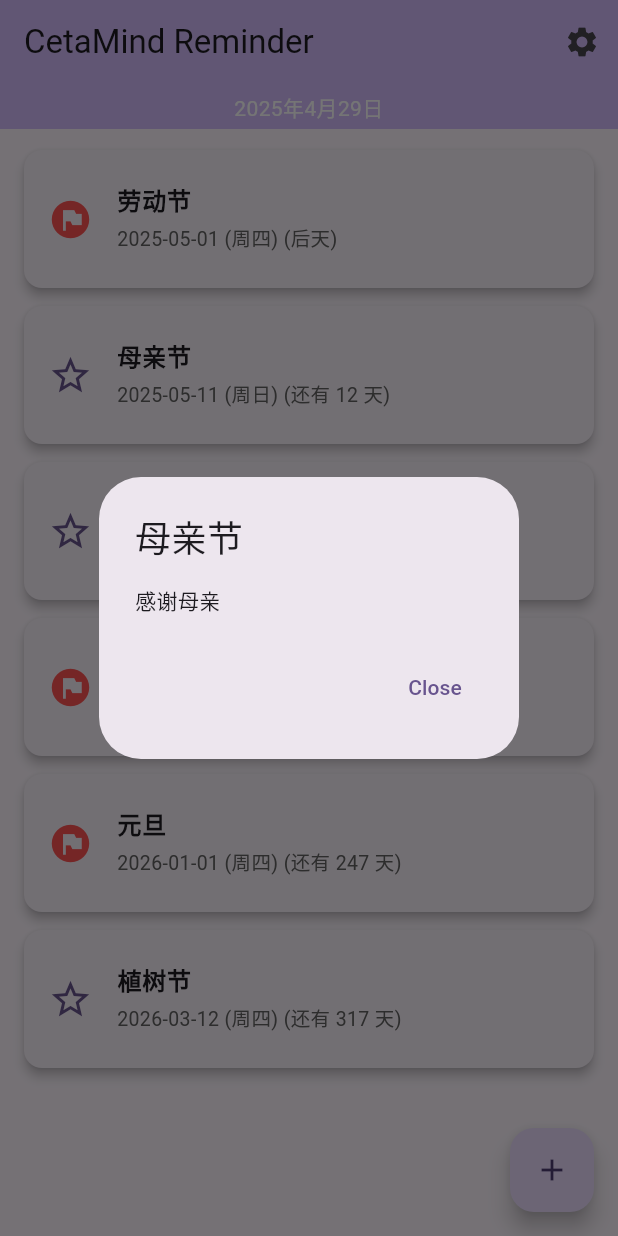
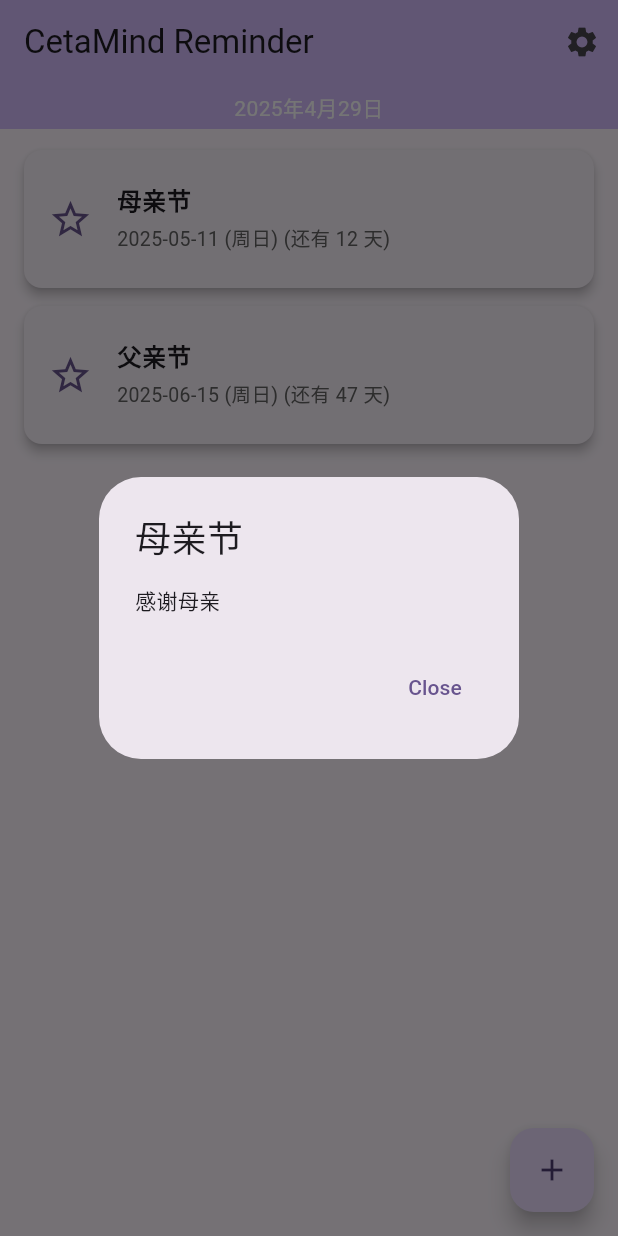
Before and after one commit to deloog/jinlin, a Flutter app: the screen it shows after launch, after a tap on "母亲节", on a phone screen of 412 x 824 dp. Run offline on Flutter 3.47's test engine with Material 3 defaults, Android fonts, the light colour scheme and no system bars; our stand-ins replace file_picker, flutter_dotenv, permission_handler, share_plus, shared_preferences, speech_to_text; missing offline and left inert: lunar; generated files the repository leaves out were written again.

Commit message:
优化本地化：根据语言环境显示农历信息，修复硬编码字符串

```diff
--- a/lib/main.dart
+++ b/lib/main.dart
@@ -86,7 +86,7 @@ if (_currentLocale == null) {
     }
     return MaterialApp(
       locale: _currentLocale,
-      title: '鲸灵提醒',
+      title: 'CetaMind Reminder',
       theme: ThemeData(
         colorScheme: ColorScheme.fromSeed(seedColor: Colors.deepPurple),
         useMaterial3: true,
@@ -98,7 +98,7 @@ if (_currentLocale == null) {
         GlobalCupertinoLocalizations.delegate,
       ],
       supportedLocales: AppLocalizations.supportedLocales,
-      home: const MyHomePage(title: '鲸灵提醒'),
+      home: const MyHomePage(title: 'CetaMind Reminder'),
       debugShowCheckedModeBanner: false,
     );
   }
@@ -551,17 +551,18 @@ Widget _buildHolidayCard(BuildContext context, SpecialDate holiday, DateTime upc
   DateTime now = DateTime.now();
   String formattedGregorianDate = holiday.formatUpcomingDate(upcomingDate, now); // 先获取公历和剩余天数
 
-  // --- 新增：计算农历日期 (仅当节日类型是农历时) ---
+  // --- 新增：计算农历日期 (仅当节日类型是农历且是中文环境时) ---
   String? lunarDateString;
-  if (holiday.calculationType == DateCalculationType.fixedLunar) {
+  if (holiday.calculationType == DateCalculationType.fixedLunar &&
+      Localizations.localeOf(context).languageCode == 'zh') {
     try {
       final solar = Solar.fromDate(upcomingDate); // 从公历日期获取 Solar 对象
       final lunar = solar.getLunar(); // 获取对应的 Lunar 对象
       // 格式化农历字符串
-      lunarDateString = '农历 ${lunar.getMonthInChinese()}月${lunar.getDayInChinese()}';
+      lunarDateString = '${l10n.lunar} ${lunar.getMonthInChinese()}月${lunar.getDayInChinese()}';
     } catch (e) {
-      print("Error formatting lunar date for ${holiday.name}: $e");
       // 如果出错，就不显示农历
+      debugPrint("Error formatting lunar date for ${holiday.name}: $e");
     }
   }
   return Card(
@@ -757,7 +758,7 @@ Widget _buildHolidayCard(BuildContext context, SpecialDate holiday, DateTime upc
 
     String fullDateString = gregorianDateString; // 默认只显示公历
 
-    // 如果是中文环境，则添加农历
+    // 只在中文环境显示农历信息
     if (locale.languageCode == 'zh') {
       final solar = Solar.fromDate(now); // 使用 lunar 包从公历日期创建 Solar 对象
       final lunar = solar.getLunar(); // 获取对应的 Lunar 对象
@@ -765,12 +766,7 @@ Widget _buildHolidayCard(BuildContext context, SpecialDate holiday, DateTime upc
       // 格式化农历字符串 (可以自定义)
       // lunar.getMonthInChinese() 获取中文月份 (如 正月, 二月)
       // lunar.getDayInChinese() 获取中文日期 (如 初一, 十五, 廿二)
-      // lunar.getYearInGanZhi() 获取干支年 (如 甲辰)
-      // lunar.getYearShengXiao() 获取生肖年 (如 龙)
-      // lunar.getJieQi() 获取当前节气 (如果有)
-      final lunarDateString = '农历 ${lunar.getMonthInChinese()}月${lunar.getDayInChinese()}'; // 基础格式
-      // 可以根据需要添加更多信息:
-      // final lunarDateString = '农历 ${lunar.getYearInGanZhi()}${lunar.getYearShengXiao()}年 ${lunar.getMonthInChinese()}月${lunar.getDayInChinese()}';
+      final lunarDateString = '${l10n.lunar} ${lunar.getMonthInChinese()}月${lunar.getDayInChinese()}'; // 基础格式
 
       fullDateString += ' $lunarDateString'; // 拼接公历和农历
 
@@ -942,7 +938,7 @@ Future<void> _prepareTimelineItems() async {
       // 再将加载的 Reminder 转换为 TimelineItem
       final reminderTimelineItems = currentReminders.map((reminder) { // 注意这里从 => 变成了 {
     // 在这里添加打印语句
-    print('>>> MainScreen - Creating TimelineItem for "${reminder.title}" with displayDate: ${reminder.dueDate}');
+    debugPrint('>>> MainScreen - Creating TimelineItem for "${reminder.title}" with displayDate: ${reminder.dueDate}');
     // 使用 return 返回 TimelineItem 对象
     return TimelineItem(
         displayDate: reminder.dueDate,
@@ -953,16 +949,20 @@ Future<void> _prepareTimelineItems() async {
       combinedItems.addAll(reminderTimelineItems);
     }
   } catch (e) {
-    print("加载提醒事项失败 (在 _prepareTimelineItems 中): $e");
+    debugPrint("加载提醒事项失败 (在 _prepareTimelineItems 中): $e");
     if (mounted) {
+      final l10n = AppLocalizations.of(context);
       ScaffoldMessenger.of(context).showSnackBar(
-        const SnackBar(content: Text('加载提醒事项失败')),
+        SnackBar(content: Text(l10n.loadingRemindersError)),
       );
     }
   }
 
-  // --- 计算农历年底日期 ---
+  // --- 计算农历年底日期 (仅在中文环境) ---
   DateTime? endOfLunarYearDateOnly; // 先声明变量
+
+  // 只在中文环境计算农历年底，并确保 widget 仍然挂载
+  if (mounted && Localizations.localeOf(context).languageCode == 'zh') {
     try {
       DateTime now = DateTime.now();
       final currentSolar = Solar.fromDate(now);
@@ -972,14 +972,13 @@ Future<void> _prepareTimelineItems() async {
       final daysInLastMonth = LunarMonth.fromYm(currentLunarYear, lastLunarMonth)?.getDayCount() ?? 30;
       final lastLunarDay = Lunar.fromYmd(currentLunarYear, lastLunarMonth, daysInLastMonth);
 
-    // *** 修正错误 1：手动构造 DateTime ***
+      // 手动构造 DateTime
       final solarForLastDay = lastLunarDay.getSolar(); // 先获取 Solar 对象
       final DateTime endOfCurrentLunarYear = DateTime(
           solarForLastDay.getYear(),
           solarForLastDay.getMonth(),
           solarForLastDay.getDay()
       );
-    // *** 修正结束 ***
 
       endOfLunarYearDateOnly = DateTime( // 给之前声明的变量赋值
         endOfCurrentLunarYear.year,
@@ -987,19 +986,22 @@ Future<void> _prepareTimelineItems() async {
         endOfCurrentLunarYear.day,
         23, 59, 59
       );
-    print('过滤事件，只显示到农历年底: $endOfLunarYearDateOnly');
+      debugPrint('过滤事件，只显示到农历年底: $endOfLunarYearDateOnly');
     } catch (e) {
-       print("计算农历年底日期时出错: $e");
+      debugPrint("计算农历年底日期时出错: $e");
       // 如果计算出错，就不进行过滤，或者采取其他策略
       endOfLunarYearDateOnly = null;
+    }
   }
   // --- 农历年底日期计算结束 ---
 
 
-  // 2. 计算节日 (使用我们之前创建的 SpecialDate 和 holidays_cn)
+  // 2. 计算节日 (根据语言环境选择不同区域的节日)
   try {
     DateTime now = DateTime.now();
-    List<SpecialDate> regionHolidays = getHolidaysForRegion('CN'); // 来自 holidays_cn.dart
+    // 根据语言选择区域
+    String region = mounted && Localizations.localeOf(context).languageCode == 'zh' ? 'CN' : 'INTL';
+    List<SpecialDate> regionHolidays = getHolidaysForRegion(region); // 来自 holidays_cn.dart
 
     for (var holiday in regionHolidays) {
       DateTime? occurrence = holiday.getUpcomingOccurrence(now);
@@ -1012,7 +1014,7 @@ Future<void> _prepareTimelineItems() async {
       }
     }
   } catch (e) {
-    print("计算节日失败: $e");
+    debugPrint("计算节日失败: $e");
   }
 
   // 3. 过滤掉农历年底之后的事件 (如果成功计算了年底日期)
@@ -1025,7 +1027,7 @@ Future<void> _prepareTimelineItems() async {
         return !item.displayDate!.isAfter(endOfLunarYearDateOnly!);
       }).toList();
   } else {
-      print("警告：未能计算出农历年底日期，未进行日期过滤。");
+      debugPrint("警告：未能计算出农历年底日期，未进行日期过滤。");
   }
 
 
--- a/lib/utils/date_formatter.dart
+++ b/lib/utils/date_formatter.dart
@@ -6,7 +6,7 @@ import '../reminder.dart';
 
 String formatReminderDate(BuildContext context, DateTime? date, ReminderType reminderType) {
   if (date == null) {
-    return AppLocalizations.of(context)!.dateNotSet;
+    return AppLocalizations.of(context).dateNotSet;
   }
 
   final locale = Localizations.localeOf(context);
@@ -29,7 +29,7 @@ String formatReminderDate(BuildContext context, DateTime? date, ReminderType rem
     final lunarYear = lunar.getYearInChinese();
     final lunarMonth = lunar.getMonthInChinese();
     final lunarDay = lunar.getDayInChinese();
-    final lunarDateString = '(农历 $lunarMonth月$lunarDay)'; // 简洁格式
+    final lunarDateString = '(${AppLocalizations.of(context).lunar} $lunarMonth月$lunarDay)'; // 简洁格式
     // 或者 final lunarDateString = '(农历 $lunarYear年$lunarMonth月$lunarDay)';
 
     fullDateString += ' $lunarDateString';
```
Lines whose indentation alone changed are shown as unchanged.
